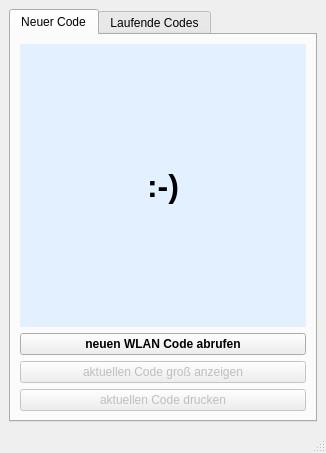
Old version of the form mainwindow.ui in the repository pyphil/WLAN-Codes.
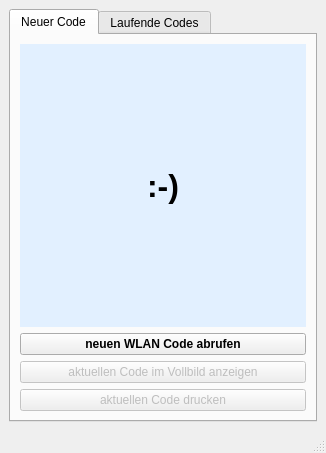
New version of the form. Icons and pictures are not drawn.

Commit message:
Textänderung Button
"im Vollbild"

```diff
--- a/mainwindow.ui
+++ b/mainwindow.ui
@@ -92,7 +92,7 @@
            <bool>false</bool>
           </property>
           <property name="text">
-           <string>aktuellen Code groß anzeigen</string>
+           <string>aktuellen Code im Vollbild anzeigen</string>
           </property>
          </widget>
         </item>
```
Left out of the diff: 2 changed lines with no effect on the pictures. The commit also changes 2 other files.
